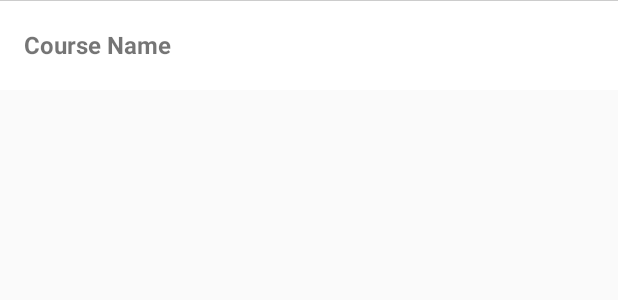
After one commit to Agengkurnia/IDEM_Android, an Android app: the layout item_course_setting.xml on its own in the app's theme, with its tools: preview values and no code run, on a phone screen of 412 x 824 dp. The commit adds this screen. Shown: the top 300 px of the screen. Run offline under Robolectric (Android 15) with nearby library versions, the phone set to English and light mode, and no system bars; network calls fail.

Commit message:
Use SweetAlertDialog library, Add Active Course Setting Activity

```diff
--- a/app/build.gradle
+++ b/app/build.gradle
@@ -29,4 +29,6 @@ dependencies {
     compile 'com.android.volley:volley:1.0.0'
     compile 'com.google.code.gson:gson:2.6.2'
     compile 'de.hdodenhof:circleimageview:2.0.0'
+    compile 'cn.pedant.sweetalert:library:1.3'
+    compile 'co.dift.ui.swipetoaction:library:1.1'
 }
--- a/app/src/main/java/app/mi2014/idem/app/AppController.java
+++ b/app/src/main/java/app/mi2014/idem/app/AppController.java
@@ -2,6 +2,7 @@ package app.mi2014.idem.app;
 
 import android.app.Application;
 import android.text.TextUtils;
+import android.util.Log;
 import android.widget.Toast;
 
 import com.android.volley.Request;
@@ -52,11 +53,13 @@ public class AppController extends Application {
         // set the default tag if tag is empty
         req.setTag(TextUtils.isEmpty(tag) ? TAG : tag);
         getRequestQueue().add(req);
+        Log.d(AppController.TAG, "Request: " + req.getUrl());
     }
 
     public <T> void addToRequestQueue(Request<T> req) {
         req.setTag(TAG);
         getRequestQueue().add(req);
+        Log.d(AppController.TAG, "Request: " + req.getUrl());
     }
 
     public void cancelPendingRequests(Object tag) {
@@ -69,6 +72,7 @@ public class AppController extends Application {
         return new Response.ErrorListener() {
             @Override
             public void onErrorResponse(VolleyError error) {
+                Log.d(AppController.TAG, error.getMessage());
                 Toast.makeText(AppController.getInstance().getBaseContext(), error.getMessage(), Toast.LENGTH_SHORT).show();
             }
         };
--- a/app/src/main/java/app/mi2014/idem/models/User.java
+++ b/app/src/main/java/app/mi2014/idem/models/User.java
@@ -1,8 +1,4 @@
 package app.mi2014.idem.models;
-
-/**
- * Created by Fz on 01/06/2016.
- */
 
 public class User {
     public String nim;
--- a/app/src/main/java/app/mi2014/idem/utils/PrefUtils.java
+++ b/app/src/main/java/app/mi2014/idem/utils/PrefUtils.java
@@ -12,6 +12,7 @@ public class PrefUtils {
     public static final String KEY_USER_PICTURE = "user.picture";
     public static final String KEY_APP_SESSION = "app.session";
     public static final String KEY_APP_TOKEN = "app.token";
+    public static final String KEY_ACTIVE_COURSE = "user.courses";
 
     public static void save(String key, String value) {
         SharedPreferences prefs = PreferenceManager.getDefaultSharedPreferences(AppController.getInstance().getBaseContext());
--- /dev/null
+++ b/app/src/main/res/drawable/ic_check.xml
@@ -0,0 +1,9 @@
+<vector xmlns:android="http://schemas.android.com/apk/res/android"
+    android:height="24dp"
+    android:width="24dp"
+    android:viewportWidth="24"
+    android:viewportHeight="24">
+    <path
+        android:fillColor="#000"
+        android:pathData="M21,7L9,19L3.5,13.5L4.91,12.09L9,16.17L19.59,5.59L21,7Z" />
+</vector>
--- /dev/null
+++ b/app/src/main/res/layout/item_course_setting.xml
@@ -0,0 +1,50 @@
+<?xml version="1.0" encoding="utf-8"?>
+<FrameLayout xmlns:android="http://schemas.android.com/apk/res/android"
+    android:layout_width="match_parent"
+    android:layout_height="60dp"
+    xmlns:tools="http://schemas.android.com/tools">
+
+    <!-- this view reveals when swipe right -->
+    <RelativeLayout
+        android:tag="reveal-right"
+        android:background="@color/colorAccent"
+        android:layout_width="match_parent"
+        android:layout_height="match_parent">
+
+        <ImageView
+            android:layout_width="wrap_content"
+            android:layout_height="wrap_content"
+            android:layout_alignParentLeft="true"
+            android:layout_centerVertical="true"
+            android:layout_marginLeft="20dp"
+            android:tint="@color/icons"
+            android:src="@drawable/ic_check" />
+    </RelativeLayout>
+
+    <!-- this is the item front view -->
+    <RelativeLayout
+        android:tag="front"
+        android:background="@color/icons"
+        android:layout_width="match_parent"
+        android:layout_height="match_parent"
+        android:gravity="center_vertical"
+        android:paddingLeft="16dp">
+
+        <TextView
+            android:id="@+id/course_title"
+            android:layout_width="wrap_content"
+            android:layout_height="wrap_content"
+            android:singleLine="true"
+            android:textSize="16dp"
+            android:textStyle="bold"
+            tools:text="Course Name" />
+    </RelativeLayout>
+
+
+    <!-- just a divider -->
+    <View
+        android:background="@color/divider"
+        android:layout_width="fill_parent"
+        android:layout_height="0.5dp" />
+
+</FrameLayout>
--- /dev/null
+++ b/app/src/main/res/values-v21/styles.xml
@@ -0,0 +1 @@
+<resources></resources>
--- a/app/src/main/res/values/colors.xml
+++ b/app/src/main/res/values/colors.xml
@@ -7,4 +7,6 @@
     <color name="textColorPrimary">#FFFFFF</color>
     <color name="buttonColorPrimary">#1c9fb5</color>
     <color name="buttonColorDisabled">#95a3a6</color>
+    <color name="divider">#CCC</color>
+    <color name="icons">#FFF</color>
 </resources>
--- a/app/src/main/res/values/strings.xml
+++ b/app/src/main/res/values/strings.xml
@@ -19,6 +19,7 @@
 
     <!-- TODO: Remove or change this placeholder text -->
     <string name="hello_blank_fragment">Hello blank fragment</string>
+    <string name="title_activity_course_setting">CourseSettingActivity</string>
 
 
 </resources>
```
Also changed, not shown: app/src/main/AndroidManifest.xml (+10 -3 lines), app/src/main/java/app/mi2014/idem/adapters/CoursesAdapter.java (added, +65 -0 lines), app/src/main/java/app/mi2014/idem/app/Idem.java (+11 -1 lines), app/src/main/java/app/mi2014/idem/models/Course.java (added, +15 -0 lines), app/src/main/java/app/mi2014/idem/views/CourseSettingActivity.java (added, +154 -0 lines), app/src/main/java/app/mi2014/idem/views/LoginActivity.java (+9 -4 lines), app/src/main/java/app/mi2014/idem/views/MainActivity.java (+64 -28 lines), app/src/main/java/app/mi2014/idem/views/fragments/CourseFragment.java (+56 -31 lines), app/src/main/res/layout/activity_course_setting.xml (added, +64 -0 lines), app/src/main/res/layout/fragment_course.xml (+9 -13 lines).
